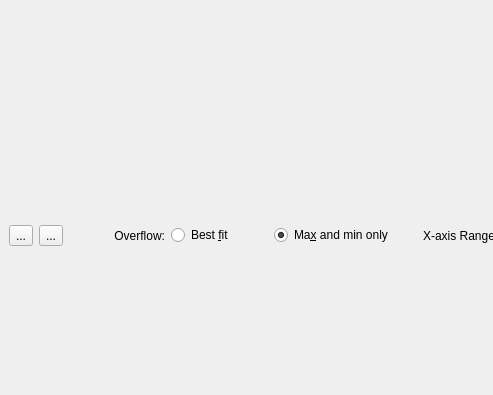
First picture: the form in src/plotterview.ui, repository wio/wserial, before the edit; both pictures show x 0 to 493 and y 0 to 395 of the 640 by 480 pixel window.
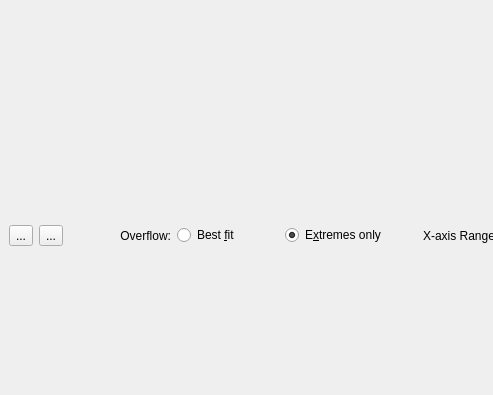
Second picture: the form after the edit.

What changed in the file:
```diff
--- a/src/plotterview.ui
+++ b/src/plotterview.ui
@@ -80,7 +80,7 @@
      <item>
       <widget class="QRadioButton" name="maxMinRadio">
        <property name="text">
-        <string>Ma&amp;x and min only</string>
+        <string>E&amp;xtremes only</string>
        </property>
        <property name="checked">
         <bool>true</bool>
```
